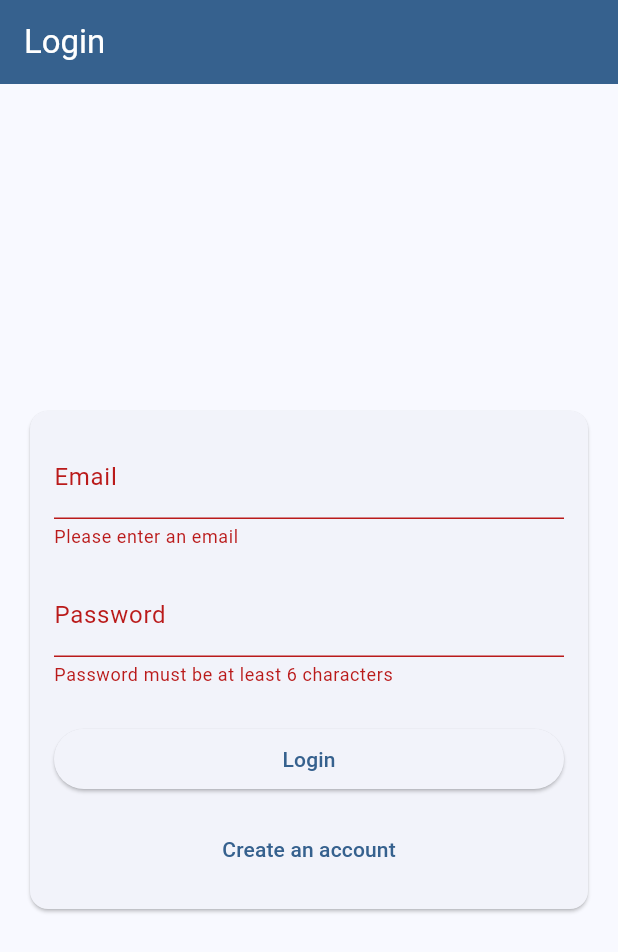
After one commit to khalef-khalil/mentimeter-supabase, a Flutter app: the AuthWrapper screen opened by its route, tab 2 chosen, after a tap on the "logout" icon, after a tap on "Login", on a phone screen of 412 x 824 dp. The commit adds this screen. Shown: the top 952 px of the screen. Run offline on Flutter 3.47's test engine with Material 3 defaults, Android fonts, the phone set to English and light mode, and no system bars; our stand-ins replace flutter_dotenv, go_router, supabase_flutter; accounts and stored records are empty; statements that could not run were skipped.

Commit message:
implemented user auth

```diff
--- a/lib/main.dart
+++ b/lib/main.dart
@@ -2,21 +2,40 @@ import 'package:flutter/material.dart';
 import 'package:flutter_dotenv/flutter_dotenv.dart';
 import 'package:go_router/go_router.dart';
 import 'package:supabase_flutter/supabase_flutter.dart';
+import 'package:flutter/foundation.dart' as foundation;
 import 'screens/home_screen.dart';
 import 'screens/quiz_screen.dart';
 import 'screens/create_quiz_screen.dart';
 import 'screens/quiz_responses_screen.dart';
+import 'screens/auth_screen.dart';
+import 'widgets/auth_wrapper.dart';
+import 'services/supabase_service.dart';
+import 'utils/logger.dart';
 
 void main() async {
+  // Override Flutter's error handling to use our custom logger
+  foundation.FlutterError.onError = (foundation.FlutterErrorDetails details) {
+    // Only log errors that we care about
+    if (details.exception.toString().contains('auth') ||
+        details.exception.toString().contains('supabase')) {
+      AppLogger.error(
+        'Flutter error',
+        error: details.exception,
+        stackTrace: details.stack,
+      );
+    }
+  };
+
   WidgetsFlutterBinding.ensureInitialized();
 
   // Load environment variables
   await dotenv.load(fileName: '.env');
 
-  // Initialize Supabase
+  // Initialize Supabase with debug mode
   await Supabase.initialize(
     url: dotenv.env['SUPABASE_URL']!,
     anonKey: dotenv.env['SUPABASE_ANON_KEY']!,
+    debug: true,
   );
 
   runApp(const MencimeterApp());
@@ -38,13 +57,21 @@ class MencimeterApp extends StatelessWidget {
   }
 }
 
+final _supabaseService = SupabaseService();
+
 // GoRouter configuration
 final _router = GoRouter(
   initialLocation: '/',
   routes: [
     GoRoute(
       path: '/',
-      builder: (context, state) => const HomeScreen(),
+      builder: (context, state) => AuthWrapper(
+        child: const HomeScreen(),
+      ),
+    ),
+    GoRoute(
+      path: '/login',
+      builder: (context, state) => const AuthScreen(),
     ),
     GoRoute(
       path: '/quiz/:id',
@@ -55,14 +82,38 @@ final _router = GoRouter(
     ),
     GoRoute(
       path: '/create',
-      builder: (context, state) => const CreateQuizScreen(),
+      builder: (context, state) => AuthWrapper(
+        child: const CreateQuizScreen(),
+      ),
     ),
     GoRoute(
       path: '/responses/:quizId',
       builder: (context, state) {
         final quizId = state.pathParameters['quizId']!;
-        return QuizResponsesScreen(quizId: quizId);
+        return AuthWrapper(
+          child: QuizResponsesScreen(quizId: quizId),
+        );
       },
     ),
   ],
+  redirect: (context, state) {
+    // Check if the user is authenticated for routes that require auth
+    final isAuthenticated = _supabaseService.currentUser != null;
+    final isAuthRoute = state.fullPath == '/login';
+    final isQuizRoute = state.fullPath?.startsWith('/quiz/') ?? false;
+
+    // If not authenticated and not on login route, redirect to login
+    // Allow public quiz routes without authentication
+    if (!isAuthenticated && !isAuthRoute && !isQuizRoute) {
+      return '/login';
+    }
+
+    // If authenticated and on login route, redirect to home
+    if (isAuthenticated && isAuthRoute) {
+      return '/';
+    }
+
+    // No redirect needed
+    return null;
+  },
 );
--- a/lib/models/quiz.dart
+++ b/lib/models/quiz.dart
@@ -1,14 +1,14 @@
 class Quiz {
   final String id;
   final String title;
-  final String? createdBy;
+  final String? userId;
   final DateTime createdAt;
   final bool active;
 
   Quiz({
     required this.id,
     required this.title,
-    this.createdBy,
+    this.userId,
     required this.createdAt,
     required this.active,
   });
@@ -17,7 +17,7 @@ class Quiz {
     return Quiz(
       id: json['id'],
       title: json['title'],
-      createdBy: json['created_by'],
+      userId: json['user_id'],
       createdAt: DateTime.parse(json['created_at']),
       active: json['active'] ?? false,
     );
@@ -27,7 +27,7 @@ class Quiz {
     return {
       'id': id,
       'title': title,
-      'created_by': createdBy,
+      'user_id': userId,
       'created_at': createdAt.toIso8601String(),
       'active': active,
     };
--- /dev/null
+++ b/lib/screens/auth_screen.dart
@@ -0,0 +1,184 @@
+import 'package:flutter/material.dart';
+import 'package:go_router/go_router.dart';
+import '../services/supabase_service.dart';
+import '../utils/logger.dart';
+
+enum AuthMode { login, register }
+
+class AuthScreen extends StatefulWidget {
+  const AuthScreen({super.key});
+
+  @override
+  State<AuthScreen> createState() => _AuthScreenState();
+}
+
+class _AuthScreenState extends State<AuthScreen> {
+  final SupabaseService _supabaseService = SupabaseService();
+  final _formKey = GlobalKey<FormState>();
+  final _emailController = TextEditingController();
+  final _passwordController = TextEditingController();
+
+  AuthMode _authMode = AuthMode.login;
+  bool _isLoading = false;
+
+  void _switchAuthMode() {
+    setState(() {
+      _authMode = _authMode == AuthMode.login
+          ? AuthMode.register
+          : AuthMode.login;
+    });
+  }
+
+  Future<void> _submit() async {
+    if (!_formKey.currentState!.validate()) {
+      return;
+    }
+
+    setState(() {
+      _isLoading = true;
+    });
+
+    try {
+      if (_authMode == AuthMode.login) {
+        await _supabaseService.signIn(
+          email: _emailController.text.trim(),
+          password: _passwordController.text,
+        );
+      } else {
+        final response = await _supabaseService.signUp(
+          email: _emailController.text.trim(),
+          password: _passwordController.text,
+        );
+
+        if (mounted) {
+          if (response.user != null) {
+            ScaffoldMessenger.of(context).showSnackBar(
+              const SnackBar(
+                content: Text('Account created successfully. Please check your email to confirm your account.'),
+              ),
+            );
+          } else {
+            String errorMsg = response.session == null ? "Could not create account" : "";
+            AppLogger.error('Signup failed', error: errorMsg);
+            ScaffoldMessenger.of(context).showSnackBar(
+              SnackBar(
+                content: Text('Error: $errorMsg'),
+              ),
+            );
+          }
+        }
+      }
+
+      if (mounted) {
+        context.go('/');
+      }
+    } catch (e) {
+      if (mounted) {
+        String errorMessage = 'Authentication failed';
+        if (e.toString().contains('email_address_invalid')) {
+          errorMessage = 'Invalid email format. Please check your email address.';
+        } else if (e.toString().contains('invalid_credentials')) {
+          errorMessage = 'Invalid email or password.';
+        } else if (e.toString().contains('weak_password')) {
+          errorMessage = 'Password is too weak. Use a stronger password.';
+        }
+
+        AppLogger.error('Auth error', error: '$e - Displayed to user as: $errorMessage');
+
+        ScaffoldMessenger.of(context).showSnackBar(
+          SnackBar(content: Text('Error: $errorMessage')),
+        );
+      }
+    } finally {
+      setState(() {
+        _isLoading = false;
+      });
+    }
+  }
+
+  @override
+  Widget build(BuildContext context) {
+    return Scaffold(
+      appBar: AppBar(
+        title: Text(_authMode == AuthMode.login ? 'Login' : 'Register'),
+        backgroundColor: Theme.of(context).colorScheme.primary,
+        foregroundColor: Colors.white,
+      ),
+      body: Center(
+        child: Card(
+          margin: const EdgeInsets.all(20),
+          child: SingleChildScrollView(
+            padding: const EdgeInsets.all(16),
+            child: Form(
+              key: _formKey,
+              child: Column(
+                mainAxisSize: MainAxisSize.min,
+                children: [
+                  TextFormField(
+                    controller: _emailController,
+                    decoration: const InputDecoration(labelText: 'Email'),
+                    keyboardType: TextInputType.emailAddress,
+                    validator: (value) {
+                      if (value == null || value.isEmpty) {
+                        return 'Please enter an email';
+                      }
+                      if (!value.contains('@')) {
+                        return 'Email must contain @';
+                      }
+                      return null;
+                    },
+                  ),
+                  const SizedBox(height: 16),
+                  TextFormField(
+                    controller: _passwordController,
+                    decoration: const InputDecoration(labelText: 'Password'),
+                    obscureText: true,
+                    validator: (value) {
+                      if (value == null || value.isEmpty || value.length < 6) {
+                        return 'Password must be at least 6 characters';
+                      }
+                      return null;
+                    },
+                  ),
+                  const SizedBox(height: 24),
+                  if (_isLoading)
+                    const CircularProgressIndicator()
+                  else
+                    Column(
+                      children: [
+                        ElevatedButton(
+                          onPressed: _submit,
+                          style: ElevatedButton.styleFrom(
+                            minimumSize: const Size.fromHeight(40),
+                          ),
+                          child: Text(
+                            _authMode == AuthMode.login ? 'Login' : 'Register',
+                          ),
+                        ),
+                        const SizedBox(height: 12),
+                        TextButton(
+                          onPressed: _switchAuthMode,
+                          child: Text(
+                            _authMode == AuthMode.login
+                                ? 'Create an account'
+                                : 'I already have an account',
+                          ),
+                        ),
+                      ],
+                    ),
+                ],
+              ),
+            ),
+          ),
+        ),
+      ),
+    );
+  }
+
+  @override
+  void dispose() {
+    _emailController.dispose();
+    _passwordController.dispose();
+    super.dispose();
+  }
+}
--- a/lib/screens/home_screen.dart
+++ b/lib/screens/home_screen.dart
@@ -10,24 +10,26 @@ class HomeScreen extends StatefulWidget {
   State<HomeScreen> createState() => _HomeScreenState();
 }
 
-class _HomeScreenState extends State<HomeScreen> {
+class _HomeScreenState extends State<HomeScreen> with SingleTickerProviderStateMixin {
   final SupabaseService _supabaseService = SupabaseService();
   bool _isLoading = true;
   List<Quiz> _quizzes = [];
+  late TabController _tabController;
 
   @override
   void initState() {
     super.initState();
-    _loadQuizzes();
+    _tabController = TabController(length: 2, vsync: this);
+    _loadUserQuizzes();
   }
 
-  Future<void> _loadQuizzes() async {
+  Future<void> _loadUserQuizzes() async {
     setState(() {
       _isLoading = true;
     });
 
     try {
-      final quizzes = await _supabaseService.getQuizzes();
+      final quizzes = await _supabaseService.getUserQuizzes();
       setState(() {
         _quizzes = quizzes;
         _isLoading = false;
@@ -44,6 +46,58 @@ class _HomeScreenState extends State<HomeScreen> {
     }
   }
 
+  Future<void> _loadPublicQuizzes() async {
+    setState(() {
+      _isLoading = true;
+    });
+
+    try {
+      final quizzes = await _supabaseService.getActiveQuizzes();
+      setState(() {
+        _quizzes = quizzes;
+        _isLoading = false;
+      });
+    } catch (e) {
+      setState(() {
+        _isLoading = false;
+      });
+      if (mounted) {
+        ScaffoldMessenger.of(context).showSnackBar(
+          SnackBar(content: Text('Error loading quizzes: $e')),
+        );
+      }
+    }
+  }
+
+  void _onTabChanged() {
+    if (_tabController.index == 0) {
+      _loadUserQuizzes();
+    } else {
+      _loadPublicQuizzes();
+    }
+  }
+
+  Future<void> _logout() async {
+    try {
+      await _supabaseService.signOut();
+      if (mounted) {
+        context.go('/login');
+      }
+    } catch (e) {
+      if (mounted) {
+        ScaffoldMessenger.of(context).showSnackBar(
+          SnackBar(content: Text('Error signing out: $e')),
+        );
+      }
+    }
+  }
+
+  @override
+  void dispose() {
+    _tabController.dispose();
+    super.dispose();
+  }
+
   @override
   Widget build(BuildContext context) {
     return Scaffold(
@@ -51,8 +105,39 @@ class _HomeScreenState extends State<HomeScreen> {
         title: const Text('Mencimeter'),
         backgroundColor: Theme.of(context).colorScheme.primary,
         foregroundColor: Colors.white,
+        actions: [
+          IconButton(
+            icon: const Icon(Icons.logout),
+            onPressed: _logout,
+            tooltip: 'Logout',
           ),
-      body: _isLoading
+        ],
+        bottom: TabBar(
+          controller: _tabController,
+          onTap: (_) => _onTabChanged(),
+          tabs: const [
+            Tab(text: 'My Quizzes'),
+            Tab(text: 'Public Quizzes'),
+          ],
+          labelColor: Colors.white,
+        ),
+      ),
+      body: TabBarView(
+        controller: _tabController,
+        children: [
+          _buildQuizList(),
+          _buildQuizList(),
+        ],
+      ),
+      floatingActionButton: _tabController.index == 0 ? FloatingActionButton(
+        onPressed: () => context.go('/create'),
+        child: const Icon(Icons.add),
+      ) : null,
+    );
+  }
+
+  Widget _buildQuizList() {
+    return _isLoading
         ? const Center(child: CircularProgressIndicator())
         : _quizzes.isEmpty
             ? Center(
@@ -63,16 +148,20 @@ class _HomeScreenState extends State<HomeScreen> {
                       'No quizzes yet',
                       style: TextStyle(fontSize: 18),
                     ),
+                    if (_tabController.index == 0) ...[
                       const SizedBox(height: 20),
                       ElevatedButton(
                         onPressed: () => context.go('/create'),
                         child: const Text('Create Quiz'),
                       ),
                     ],
+                  ],
                 ),
               )
             : RefreshIndicator(
-                  onRefresh: _loadQuizzes,
+                onRefresh: _tabController.index == 0
+                    ? _loadUserQuizzes
+                    : _loadPublicQuizzes,
                 child: ListView.builder(
                   padding: const EdgeInsets.all(16),
                   itemCount: _quizzes.length,
@@ -90,7 +179,7 @@ class _HomeScreenState extends State<HomeScreen> {
                         subtitle: Text(
                           'Created: ${quiz.createdAt.toString().substring(0, 16)}',
                         ),
-                          trailing: Row(
+                        trailing: _tabController.index == 0 ? Row(
                           mainAxisSize: MainAxisSize.min,
                           children: [
                             Icon(
@@ -106,21 +195,20 @@ class _HomeScreenState extends State<HomeScreen> {
                                   quiz.id,
                                   value,
                                 );
-                                  _loadQuizzes();
+                                _tabController.index == 0
+                                    ? _loadUserQuizzes()
+                                    : _loadPublicQuizzes();
                               },
                             ),
                           ],
-                          ),
-                          onTap: () => context.go('/responses/${quiz.id}'),
+                        ) : null,
+                        onTap: () => _tabController.index == 0
+                            ? context.go('/responses/${quiz.id}')
+                            : context.go('/quiz/${quiz.id}'),
                       ),
                     );
                   },
                 ),
-                ),
-      floatingActionButton: FloatingActionButton(
-        onPressed: () => context.go('/create'),
-        child: const Icon(Icons.add),
-      ),
               );
   }
 }
--- a/lib/services/supabase_service.dart
+++ b/lib/services/supabase_service.dart
@@ -3,13 +3,71 @@ import 'package:supabase_flutter/supabase_flutter.dart';
 import '../models/quiz.dart';
 import '../models/question.dart';
 import '../models/response.dart';
+import '../utils/logger.dart';
+import '../main.dart';
 
 class SupabaseService {
   static final SupabaseClient _client = Supabase.instance.client;
 
+  // Authentication methods
+  User? get currentUser => _client.auth.currentUser;
+
+  Stream<AuthState> get authStateChanges => _client.auth.onAuthStateChange;
+
+  Future<AuthResponse> signUp({
+    required String email,
+    required String password,
+  }) async {
+    try {
+      return await _client.auth.signUp(
+        email: email,
+        password: password,
+        emailRedirectTo: 'io.supabase.flutterquickstart://login-callback/',
+      );
+    } catch (e) {
+      AppLogger.error('Signup error', error: e);
+      rethrow;
+    }
+  }
+
+  Future<AuthResponse> signIn({
+    required String email,
+    required String password,
+  }) async {
+    try {
+      return await _client.auth.signInWithPassword(
+        email: email,
+        password: password,
+      );
+    } catch (e) {
+      AppLogger.error('Login error', error: e);
+      rethrow;
+    }
+  }
+
+  Future<void> signOut() async {
+    try {
+      await _client.auth.signOut();
+    } catch (e) {
+      AppLogger.error('Sign out error', error: e);
+      rethrow;
+    }
+  }
+
   // Quiz methods
   Future<List<Quiz>> getQuizzes() async {
     final response = await _client.from('quizzes').select().order('created_at');
+    return (response as List).map((json) => Quiz.fromJson(json)).toList();
+  }
+
+  Future<List<Quiz>> getUserQuizzes() async {
+    if (currentUser == null) return [];
+
+    final response = await _client
+        .from('quizzes')
+        .select()
+        .eq('user_id', currentUser!.id)
+        .order('created_at');
     return (response as List).map((json) => Quiz.fromJson(json)).toList();
   }
 
@@ -23,10 +81,14 @@ class SupabaseService {
     return Quiz.fromJson(response);
   }
 
-  Future<Quiz> createQuiz(String title, {String? createdBy}) async {
+  Future<Quiz> createQuiz(String title) async {
+    if (currentUser == null) {
+      throw Exception('User must be logged in to create a quiz');
+    }
+
     final response = await _client.from('quizzes').insert({
       'title': title,
-      'created_by': createdBy,
+      'user_id': currentUser!.id,
       'active': false,
     }).select().single();
 
--- /dev/null
+++ b/lib/widgets/auth_wrapper.dart
@@ -0,0 +1,45 @@
+import 'package:flutter/material.dart';
+import 'package:supabase_flutter/supabase_flutter.dart';
+import '../services/supabase_service.dart';
+import '../screens/auth_screen.dart';
+
+class AuthWrapper extends StatefulWidget {
+  final Widget child;
+
+  const AuthWrapper({
+    super.key,
+    required this.child,
+  });
+
+  @override
+  State<AuthWrapper> createState() => _AuthWrapperState();
+}
+
+class _AuthWrapperState extends State<AuthWrapper> {
+  final SupabaseService _supabaseService = SupabaseService();
+
+  @override
+  Widget build(BuildContext context) {
+    return StreamBuilder<AuthState>(
+      stream: _supabaseService.authStateChanges,
+      builder: (context, snapshot) {
+        if (snapshot.connectionState == ConnectionState.active) {
+          final user = snapshot.data?.session?.user;
+
+          if (user == null) {
+            return const AuthScreen();
+          }
+
+          return widget.child;
+        }
+
+        // Show a loading indicator while waiting for the auth state
+        return const Scaffold(
+          body: Center(
+            child: CircularProgressIndicator(),
+          ),
+        );
+      },
+    );
+  }
+}
```
Also changed, not shown: lib/utils/logger.dart (added, +44 -0 lines), 4 other files. Lines whose indentation alone changed are shown as unchanged.
